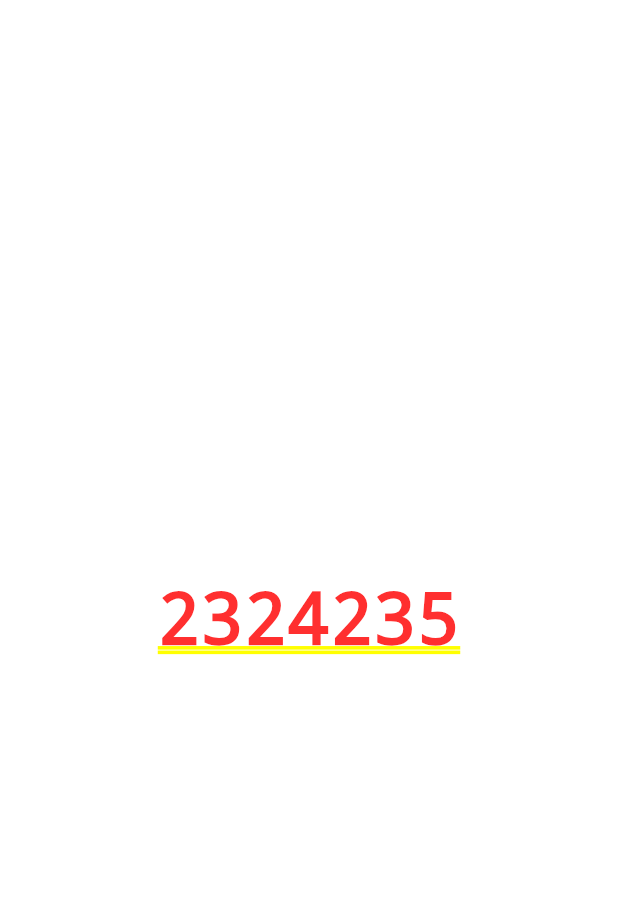
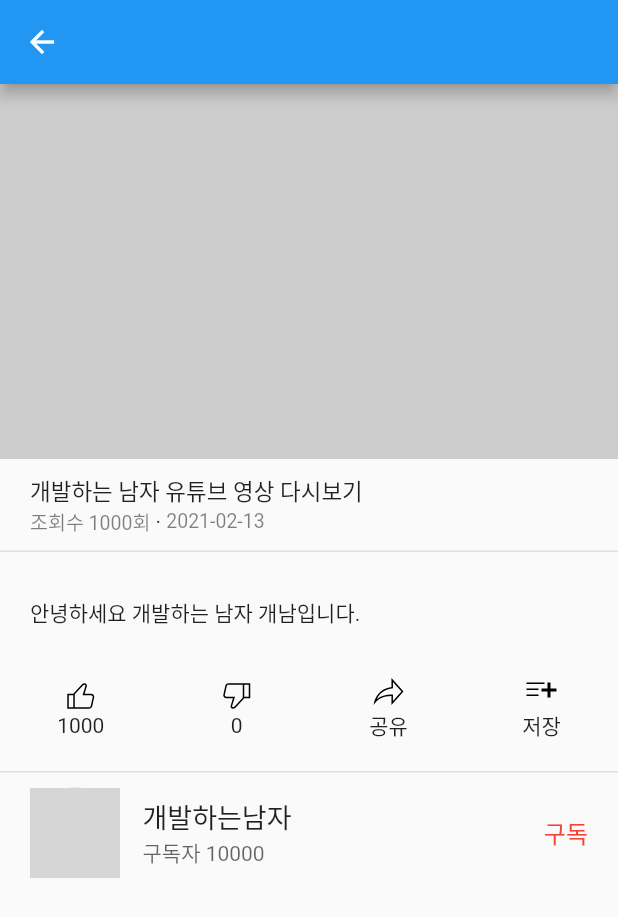
Before and after one commit to Zephyras/youtube_clone_app, a Flutter app: the screen it shows after launch, after a tap on "개남 유튜브 다시 보기개남 유튜브 다시 보기개남 유튜브 다시 보기개남 유", on a phone screen of 412 x 824 dp. Shown: the top 917 px of the screen. Run offline on Flutter 3.47's test engine with Material 2 defaults, Android fonts, the phone set to English and light mode, and no system bars; our stand-ins replace flutter_svg, get, youtube_player_flutter; network calls fail; grey boxes are pictures that could not be loaded.

Commit message:
Update youtube_detail.dart
[GetX] 유튜브 앱 클론코딩 -동영상 상세 화면 구성

```diff
--- a/lib/src/components/youtube_detail.dart
+++ b/lib/src/components/youtube_detail.dart
@@ -1,14 +1,157 @@
 import 'package:flutter/material.dart';
+import 'package:flutter_svg/svg.dart';
 import 'package:get/get.dart';
 
 class YoutubeDetail extends StatelessWidget {
   const YoutubeDetail({Key key}) : super(key: key);
 
+  Widget _titleZone() {
+    return Container(
+      padding: const EdgeInsets.symmetric(vertical: 10, horizontal: 20),
+      child: Column(
+        crossAxisAlignment: CrossAxisAlignment.stretch,
+        children: [
+          Text(
+            "개발하는 남자 유튜브 영상 다시보기",
+            style: TextStyle(
+              fontSize: 15,
+            ),
+          ),
+          Row(
+            children: [
+              Text(
+                "조회수 1000회",
+                style: TextStyle(
+                  fontSize: 13,
+                  color: Colors.black.withOpacity(0.5),
+                ),
+              ),
+              Text(" · "),
+              Text(
+                "2021-02-13",
+                style: TextStyle(
+                  fontSize: 13,
+                  color: Colors.black.withOpacity(0.5),
+                ),
+              ),
+            ],
+          )
+        ],
+      ),
+    );
+  }
+
+  Widget _decriptionZone() {
+    return Padding(
+      padding: const EdgeInsets.symmetric(horizontal: 20, vertical: 30),
+      child: Text(
+        "안녕하세요 개발하는 남자 개남입니다.",
+        style: TextStyle(fontSize: 14),
+      ),
+    );
+  }
+
+  Widget _buttonOne(String iconPath, String text) {
+    return Column(
+      children: [
+        SvgPicture.asset("assets/svg/icons/$iconPath.svg"),
+        Text(text),
+      ],
+    );
+  }
+
+  Widget _buttonZone() {
+    return Row(
+      mainAxisAlignment: MainAxisAlignment.spaceAround,
+      children: [
+        _buttonOne("like", "1000"),
+        _buttonOne("dislike", "0"),
+        _buttonOne("share", "공유"),
+        _buttonOne("save", "저장"),
+      ],
+    );
+  }
+
+  Widget get line => Container(
+        height: 1,
+        color: Colors.black.withOpacity(0.1),
+      );
+
+  Widget _ownerZone() {
+    return Container(
+      padding: const EdgeInsets.symmetric(vertical: 10, horizontal: 20),
+      child: Row(
+        children: [
+          CircleAvatar(
+            radius: 30,
+            backgroundColor: Colors.grey.withOpacity(0.5),
+            backgroundImage: Image.network(
+                    "https://yt3.ggpht.com/ytc/AKedOLQagIEl2WOUacXZ8WlCPvApoIouP9sNGkMIDVdQ=s88-c-k-c0x00ffffff-no-rj")
+                .image,
+          ),
+          SizedBox(
+            width: 15,
+          ),
+          Expanded(
+            child: Column(
+              crossAxisAlignment: CrossAxisAlignment.stretch,
+              children: [
+                Text(
+                  "개발하는남자",
+                  style: TextStyle(fontSize: 18),
+                ),
+                Text(
+                  "구독자 10000",
+                  style: TextStyle(
+                      fontSize: 14, color: Colors.black.withOpacity(0.6)),
+                ),
+              ],
+            ),
+          ),
+          GestureDetector(
+            child: Text(
+              "구독",
+              style: TextStyle(color: Colors.red, fontSize: 16),
+            ),
+          )
+        ],
+      ),
+    );
+  }
+
+  Widget _decription() {
+    return SingleChildScrollView(
+      child: Column(
+        crossAxisAlignment: CrossAxisAlignment.stretch,
+        children: [
+          _titleZone(),
+          line,
+          _decriptionZone(),
+          _buttonZone(),
+          SizedBox(
+            height: 20,
+          ),
+          line,
+          _ownerZone()
+        ],
+      ),
+    );
+  }
+
   @override
   Widget build(BuildContext context) {
-    return Container(
-      child: Center(
-        child: Text(Get.parameters["videoId"]),
+    return Scaffold(
+      appBar: AppBar(),
+      body: Column(
+        children: [
+          Container(
+            height: 250,
+            color: Colors.grey.withOpacity(0.5),
+          ),
+          Expanded(
+            child: _decription(),
+          ),
+        ],
       ),
     );
   }
```
